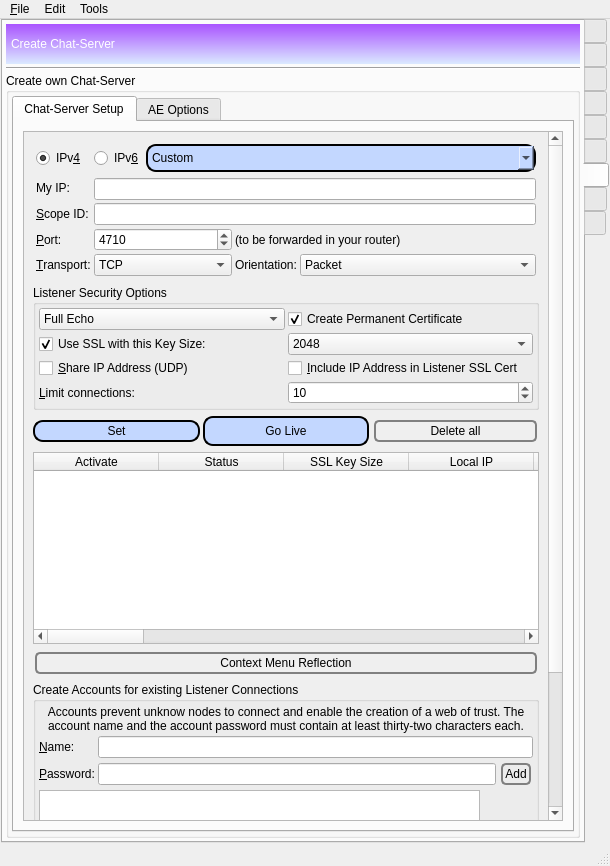
xloem/spot-on-svn, file GoldBug-UI/controlcenter.ui: the form before one commit.
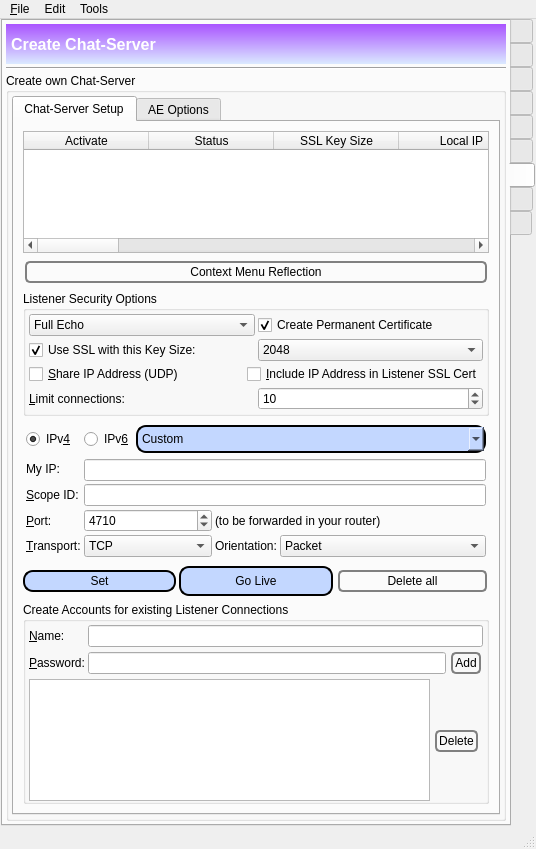
The form after the commit. The open tabs and pages were chosen to show the change. Icons and pictures are not drawn. Custom widgets are drawn as their Qt base class.

The edit to the form file:
```diff
--- a/GoldBug-UI/controlcenter.ui
+++ b/GoldBug-UI/controlcenter.ui
@@ -6,8 +6,8 @@
    <rect>
     <x>0</x>
     <y>0</y>
-    <width>610</width>
-    <height>866</height>
+    <width>536</width>
+    <height>849</height>
    </rect>
   </property>
   <property name="windowTitle">
@@ -4988,6 +4988,13 @@
             <height>40</height>
            </size>
           </property>
+          <property name="font">
+           <font>
+            <pointsize>12</pointsize>
+            <weight>75</weight>
+            <bold>true</bold>
+           </font>
+          </property>
           <property name="styleSheet">
            <string notr="true">background-color: qlineargradient(spread:reflect, x1:0.023, y1:0.988636, x2:0.028, y2:0.011, stop:0 rgba(218, 232, 255, 255), stop:1 rgba(170, 85, 255, 255));
 color: rgb(255, 255, 255);</string>
@@ -5026,8 +5033,8 @@
              </property>
              <property name="iconSize">
               <size>
-               <width>32</width>
-               <height>32</height>
+               <width>40</width>
+               <height>40</height>
               </size>
              </property>
              <widget class="QWidget" name="tab_9">
@@ -5040,20 +5047,341 @@
               </attribute>
               <layout class="QVBoxLayout" name="verticalLayout_30">
                <item>
-                <widget class="QScrollArea" name="scrollArea">
-                 <property name="widgetResizable">
+                <widget class="QTableWidget" name="listeners">
+                 <property name="verticalScrollBarPolicy">
+                  <enum>Qt::ScrollBarAlwaysOff</enum>
+                 </property>
+                 <property name="horizontalScrollBarPolicy">
+                  <enum>Qt::ScrollBarAsNeeded</enum>
+                 </property>
+                 <property name="alternatingRowColors">
                   <bool>true</bool>
                  </property>
-                 <widget class="QWidget" name="scrollAreaWidgetContents_2">
-                  <property name="geometry">
-                   <rect>
-                    <x>0</x>
-                    <y>0</y>
-                    <width>553</width>
-                    <height>953</height>
-                   </rect>
-                  </property>
-                  <layout class="QVBoxLayout" name="verticalLayout_38">
+                 <property name="selectionMode">
+                  <enum>QAbstractItemView::SingleSelection</enum>
+                 </property>
+                 <property name="selectionBehavior">
+                  <enum>QAbstractItemView::SelectRows</enum>
+                 </property>
+                 <property name="horizontalScrollMode">
+                  <enum>QAbstractItemView::ScrollPerPixel</enum>
+                 </property>
+                 <property name="sortingEnabled">
+                  <bool>true</bool>
+                 </property>
+                 <attribute name="horizontalHeaderDefaultSectionSize">
+                  <number>125</number>
+                 </attribute>
+                 <attribute name="horizontalHeaderMinimumSectionSize">
+                  <number>125</number>
+                 </attribute>
+                 <attribute name="horizontalHeaderShowSortIndicator" stdset="0">
+                  <bool>true</bool>
+                 </attribute>
+                 <attribute name="horizontalHeaderStretchLastSection">
+                  <bool>true</bool>
+                 </attribute>
+                 <attribute name="verticalHeaderMinimumSectionSize">
+                  <number>17</number>
+                 </attribute>
+                 <column>
+                  <property name="text">
+                   <string>Activate</string>
+                  </property>
+                 </column>
+                 <column>
+                  <property name="text">
+                   <string>Status</string>
+                  </property>
+                 </column>
+                 <column>
+                  <property name="text">
+                   <string>SSL Key Size</string>
+                  </property>
+                 </column>
+                 <column>
+                  <property name="text">
+                   <string>Local IP</string>
+                  </property>
+                 </column>
+                 <column>
+                  <property name="text">
+                   <string>Local Port</string>
+                  </property>
+                 </column>
+                 <column>
+                  <property name="text">
+                   <string>Scope ID</string>
+                  </property>
+                 </column>
+                 <column>
+                  <property name="text">
+                   <string>Protocol</string>
+                  </property>
+                 </column>
+                 <column>
+                  <property name="text">
+                   <string>External IP</string>
+                  </property>
+                 </column>
+                 <column>
+                  <property name="text">
+                   <string>External Port</string>
+                  </property>
+                 </column>
+                 <column>
+                  <property name="text">
+                   <string>Connections</string>
+                  </property>
+                 </column>
+                 <column>
+                  <property name="text">
+                   <string>Max. Conn.</string>
+                  </property>
+                 </column>
+                 <column>
+                  <property name="text">
+                   <string>Echo Mode</string>
+                  </property>
+                 </column>
+                 <column>
+                  <property name="text">
+                   <string>Use Accounts</string>
+                  </property>
+                 </column>
+                 <column>
+                  <property name="text">
+                   <string>Max. Buffer Size (Bytes)</string>
+                  </property>
+                 </column>
+                 <column>
+                  <property name="text">
+                   <string>Max. Content Length (Bytes)</string>
+                  </property>
+                 </column>
+                 <column>
+                  <property name="text">
+                   <string>Transport</string>
+                  </property>
+                 </column>
+                 <column>
+                  <property name="text">
+                   <string>Share Address</string>
+                  </property>
+                 </column>
+                 <column>
+                  <property name="text">
+                   <string>Certificate SHA-512 Hash</string>
+                  </property>
+                 </column>
+                 <column>
+                  <property name="text">
+                   <string>Orientation</string>
+                  </property>
+                 </column>
+                 <column>
+                  <property name="text">
+                   <string>OID</string>
+                  </property>
+                 </column>
+                </widget>
+               </item>
+               <item>
+                <widget class="QPushButton" name="listenersActionMenu">
+                 <property name="toolTip">
+                  <string>Right mouse context menu as a button for tablets.</string>
+                 </property>
+                 <property name="styleSheet">
+                  <string notr="true">QPushButton {
+ border: 2px solid gray;
+ background-color: qlineargradient(x1: 0, y1: 0, x2: 0, y2: 1,
+                                   stop: 0 #E0E0E0, stop: 1 #FFFFFF);
+ border-radius: 5px;
+ margin: 2px;
+ padding: 2px;
+ }
+
+
+
+
+QPushButton:hover { 
+background-color: qlineargradient(x1: 0, y1: 0, x2: 0, y2: 1,
+                                   stop: 0 rgb(254,229,172), stop: 1 #FFFFFF);
+background-position: top center; } 
+
+
+
+QPushButton:pressed {
+     background-color: darkgrey;
+     border-style: inset;
+ }
+</string>
+                 </property>
+                 <property name="text">
+                  <string>Context Menu Reflection</string>
+                 </property>
+                </widget>
+               </item>
+               <item>
+                <widget class="QGroupBox" name="groupBox_5">
+                 <property name="title">
+                  <string>Listener Security Options</string>
+                 </property>
+                 <layout class="QVBoxLayout" name="verticalLayout_40">
+                  <property name="spacing">
+                   <number>3</number>
+                  </property>
+                  <property name="leftMargin">
+                   <number>3</number>
+                  </property>
+                  <property name="topMargin">
+                   <number>3</number>
+                  </property>
+                  <property name="rightMargin">
+                   <number>3</number>
+                  </property>
+                  <property name="bottomMargin">
+                   <number>3</number>
+                  </property>
+                  <item>
+                   <layout class="QHBoxLayout" name="horizontalLayout_65">
+                    <property name="topMargin">
+                     <number>0</number>
+                    </property>
+                    <item>
+                     <widget class="QComboBox" name="listenersEchoMode">
+                      <property name="sizeAdjustPolicy">
+                       <enum>QComboBox::AdjustToContents</enum>
+                      </property>
+                      <item>
+                       <property name="text">
+                        <string>Full Echo</string>
+                       </property>
+                      </item>
+                      <item>
+                       <property name="text">
+                        <string>Half Echo</string>
+                       </property>
+                      </item>
+                     </widget>
+                    </item>
+                    <item>
+                     <widget class="QCheckBox" name="permanentCertificate">
+                      <property name="toolTip">
+                       <string>&lt;html&gt;&lt;head/&gt;&lt;body&gt;&lt;p&gt;Create a Permanent Certificate, which identifies, &lt;/p&gt;&lt;p&gt;when an unknown neighbor connects &lt;/p&gt;&lt;p&gt;and the cert is different from the known. &lt;/p&gt;&lt;/body&gt;&lt;/html&gt;</string>
+                      </property>
+                      <property name="text">
+                       <string>Create Permanent Certificate</string>
+                      </property>
+                      <property name="checked">
+                       <bool>true</bool>
+                      </property>
+                     </widget>
+                    </item>
+                   </layout>
+                  </item>
+                  <item>
+                   <layout class="QHBoxLayout" name="horizontalLayout_37">
+                    <property name="topMargin">
+                     <number>0</number>
+                    </property>
+                    <item>
+                     <widget class="QCheckBox" name="sslListener">
+                      <property name="toolTip">
+                       <string>&lt;html&gt;&lt;head/&gt;&lt;body&gt;&lt;p&gt;Create and use always 2 listeners / ports for both: SSL (HTTPS) and non-SSL (HTTP) incoming connections.&lt;/p&gt;&lt;/body&gt;&lt;/html&gt;</string>
+                      </property>
+                      <property name="text">
+                       <string>Use SSL with this Key Size: </string>
+                      </property>
+                      <property name="checked">
+                       <bool>true</bool>
+                      </property>
+                     </widget>
+                    </item>
+                    <item>
+                     <widget class="QComboBox" name="listenerKeySize">
+                      <property name="sizeAdjustPolicy">
+                       <enum>QComboBox::AdjustToContents</enum>
+                      </property>
+                      <item>
+                       <property name="text">
+                        <string>2048</string>
+                       </property>
+                      </item>
+                      <item>
+                       <property name="text">
+                        <string>3072</string>
+                       </property>
+                      </item>
+                      <item>
+                       <property name="text">
+                        <string>4096</string>
+                       </property>
+                      </item>
+                     </widget>
+                    </item>
+                   </layout>
+                  </item>
+                  <item>
+                   <layout class="QHBoxLayout" name="horizontalLayout_66">
+                    <property name="topMargin">
+                     <number>0</number>
+                    </property>
+                    <item>
+                     <widget class="QCheckBox" name="listenerShareAddress">
+                      <property name="text">
+                       <string>&amp;Share IP Address (UDP)</string>
+                      </property>
+                     </widget>
+                    </item>
+                    <item>
+                     <widget class="QCheckBox" name="recordIPAddress">
+                      <property name="toolTip">
+                       <string>&lt;html&gt;&lt;head/&gt;&lt;body&gt;&lt;p&gt;Record the current external IP address in the listener's certificate. Please do not use this option if you have a dynamic IP address.&lt;/p&gt;&lt;/body&gt;&lt;/html&gt;</string>
+                      </property>
+                      <property name="text">
+                       <string>&amp;Include IP Address in Listener SSL Cert</string>
+                      </property>
+                     </widget>
+                    </item>
+                   </layout>
+                  </item>
+                  <item>
+                   <layout class="QHBoxLayout" name="horizontalLayout_67">
+                    <property name="topMargin">
+                     <number>0</number>
+                    </property>
+                    <item>
+                     <widget class="QLabel" name="label_87">
+                      <property name="text">
+                       <string>&amp;Limit connections:</string>
+                      </property>
+                      <property name="buddy">
+                       <cstring>limitConnections</cstring>
+                      </property>
+                     </widget>
+                    </item>
+                    <item>
+                     <widget class="QSpinBox" name="limitConnections">
+                      <property name="toolTip">
+                       <string>Limit the number of connections per client IP address.</string>
+                      </property>
+                      <property name="minimum">
+                       <number>1</number>
+                      </property>
+                      <property name="maximum">
+                       <number>50</number>
+                      </property>
+                      <property name="value">
+                       <number>10</number>
+                      </property>
+                     </widget>
+                    </item>
+                   </layout>
+                  </item>
+                 </layout>
+                </widget>
+               </item>
                    <item>
                     <layout class="QGridLayout" name="gridLayout_2">
                      <property name="margin">
@@ -5232,157 +5560,6 @@
                      </item>
                     </layout>
                    </item>
-                   <item>
-                    <widget class="QGroupBox" name="groupBox_5">
-                     <property name="title">
-                      <string>Listener Security Options</string>
-                     </property>
-                     <layout class="QVBoxLayout" name="verticalLayout_40">
-                      <property name="spacing">
-                       <number>3</number>
-                      </property>
-                      <property name="margin">
-                       <number>3</number>
-                      </property>
-                      <item>
-                       <layout class="QHBoxLayout" name="horizontalLayout_65">
-                        <property name="topMargin">
-                         <number>0</number>
-                        </property>
-                        <item>
-                         <widget class="QComboBox" name="listenersEchoMode">
-                          <property name="sizeAdjustPolicy">
-                           <enum>QComboBox::AdjustToContents</enum>
-                          </property>
-                          <item>
-                           <property name="text">
-                            <string>Full Echo</string>
-                           </property>
-                          </item>
-                          <item>
-                           <property name="text">
-                            <string>Half Echo</string>
-                           </property>
-                          </item>
-                         </widget>
-                        </item>
-                        <item>
-                         <widget class="QCheckBox" name="permanentCertificate">
-                          <property name="toolTip">
-                           <string>&lt;html&gt;&lt;head/&gt;&lt;body&gt;&lt;p&gt;Create a Permanent Certificate, which identifies, &lt;/p&gt;&lt;p&gt;when an unknown neighbor connects &lt;/p&gt;&lt;p&gt;and the cert is different from the known. &lt;/p&gt;&lt;/body&gt;&lt;/html&gt;</string>
-                          </property>
-                          <property name="text">
-                           <string>Create Permanent Certificate</string>
-                          </property>
-                          <property name="checked">
-                           <bool>true</bool>
-                          </property>
-                         </widget>
-                        </item>
-                       </layout>
-                      </item>
-                      <item>
-                       <layout class="QHBoxLayout" name="horizontalLayout_37">
-                        <property name="topMargin">
-                         <number>0</number>
-                        </property>
-                        <item>
-                         <widget class="QCheckBox" name="sslListener">
-                          <property name="toolTip">
-                           <string>&lt;html&gt;&lt;head/&gt;&lt;body&gt;&lt;p&gt;Create and use always 2 listeners / ports for both: SSL (HTTPS) and non-SSL (HTTP) incoming connections.&lt;/p&gt;&lt;/body&gt;&lt;/html&gt;</string>
-                          </property>
-                          <property name="text">
-                           <string>Use SSL with this Key Size: </string>
-                          </property>
-                          <property name="checked">
-                           <bool>true</bool>
-                          </property>
-                         </widget>
-                        </item>
-                        <item>
-                         <widget class="QComboBox" name="listenerKeySize">
-                          <property name="sizeAdjustPolicy">
-                           <enum>QComboBox::AdjustToContents</enum>
-                          </property>
-                          <item>
-                           <property name="text">
-                            <string>2048</string>
-                           </property>
-                          </item>
-                          <item>
-                           <property name="text">
-                            <string>3072</string>
-                           </property>
-                          </item>
-                          <item>
-                           <property name="text">
-                            <string>4096</string>
-                           </property>
-                          </item>
-                         </widget>
-                        </item>
-                       </layout>
-                      </item>
-                      <item>
-                       <layout class="QHBoxLayout" name="horizontalLayout_66">
-                        <property name="topMargin">
-                         <number>0</number>
-                        </property>
-                        <item>
-                         <widget class="QCheckBox" name="listenerShareAddress">
-                          <property name="text">
-                           <string>&amp;Share IP Address (UDP)</string>
-                          </property>
-                         </widget>
-                        </item>
-                        <item>
-                         <widget class="QCheckBox" name="recordIPAddress">
-                          <property name="toolTip">
-                           <string>&lt;html&gt;&lt;head/&gt;&lt;body&gt;&lt;p&gt;Record the current external IP address in the listener's certificate. Please do not use this option if you have a dynamic IP address.&lt;/p&gt;&lt;/body&gt;&lt;/html&gt;</string>
-                          </property>
-                          <property name="text">
-                           <string>&amp;Include IP Address in Listener SSL Cert</string>
-                          </property>
-                         </widget>
-                        </item>
-                       </layout>
-                      </item>
-                      <item>
-                       <layout class="QHBoxLayout" name="horizontalLayout_67">
-                        <property name="topMargin">
-                         <number>0</number>
-                        </property>
-                        <item>
-                         <widget class="QLabel" name="label_87">
-                          <property name="text">
-                           <string>&amp;Limit connections:</string>
-                          </property>
-                          <property name="buddy">
-                           <cstring>limitConnections</cstring>
-                          </property>
-                         </widget>
-                        </item>
-                        <item>
-                         <widget class="QSpinBox" name="limitConnections">
-                          <property name="toolTip">
-                           <string>Limit the number of connections per client IP address.</string>
-                          </property>
-                          <property name="minimum">
-                           <number>1</number>
-                          </property>
-                          <property name="maximum">
-                           <number>50</number>
-                          </property>
-                          <property name="value">
-                           <number>10</number>
-                          </property>
-                         </widget>
-                        </item>
-                       </layout>
-                      </item>
-                     </layout>
-                    </widget>
-                   </item>
                    <item>
                     <layout class="QHBoxLayout" name="horizontalLayout">
                      <property name="spacing">
@@ -5502,182 +5679,6 @@
                      </item>
                     </layout>
                    </item>
-                   <item>
-                    <widget class="QTableWidget" name="listeners">
-                     <property name="verticalScrollBarPolicy">
-                      <enum>Qt::ScrollBarAlwaysOff</enum>
-                     </property>
-                     <property name="horizontalScrollBarPolicy">
-                      <enum>Qt::ScrollBarAsNeeded</enum>
-                     </property>
-                     <property name="alternatingRowColors">
-                      <bool>true</bool>
-                     </property>
-                     <property name="selectionMode">
-                      <enum>QAbstractItemView::SingleSelection</enum>
-                     </property>
-                     <property name="selectionBehavior">
-                      <enum>QAbstractItemView::SelectRows</enum>
-                     </property>
-                     <property name="horizontalScrollMode">
-                      <enum>QAbstractItemView::ScrollPerPixel</enum>
-                     </property>
-                     <property name="sortingEnabled">
-                      <bool>true</bool>
-                     </property>
-                     <attribute name="horizontalHeaderDefaultSectionSize">
-                      <number>125</number>
-                     </attribute>
-                     <attribute name="horizontalHeaderMinimumSectionSize">
-                      <number>125</number>
-                     </attribute>
-                     <attribute name="horizontalHeaderShowSortIndicator" stdset="0">
-                      <bool>true</bool>
-                     </attribute>
-                     <attribute name="horizontalHeaderStretchLastSection">
-                      <bool>true</bool>
-                     </attribute>
-                     <attribute name="verticalHeaderMinimumSectionSize">
-                      <number>17</number>
-                     </attribute>
-                     <column>
-                      <property name="text">
-                       <string>Activate</string>
-                      </property>
-                     </column>
-                     <column>
-                      <property name="text">
-                       <string>Status</string>
-                      </property>
-                     </column>
-                     <column>
-                      <property name="text">
-                       <string>SSL Key Size</string>
-                      </property>
-                     </column>
-                     <column>
-                      <property name="text">
-                       <string>Local IP</string>
-                      </property>
-                     </column>
-                     <column>
-                      <property name="text">
-                       <string>Local Port</string>
-                      </property>
-                     </column>
-                     <column>
-                      <property name="text">
-                       <string>Scope ID</string>
-                      </property>
-                     </column>
-                     <column>
-                      <property name="text">
-                       <string>Protocol</string>
-                      </property>
-                     </column>
-                     <column>
-                      <property name="text">
-                       <string>External IP</string>
-                      </property>
-                     </column>
-                     <column>
-                      <property name="text">
-                       <string>External Port</string>
-                      </property>
-                     </column>
-                     <column>
-                      <property name="text">
-                       <string>Connections</string>
-                      </property>
-                     </column>
-                     <column>
-                      <property name="text">
-                       <string>Max. Conn.</string>
-                      </property>
-                     </column>
-                     <column>
-                      <property name="text">
-                       <string>Echo Mode</string>
-                      </property>
-                     </column>
-                     <column>
-                      <property name="text">
-                       <string>Use Accounts</string>
-                      </property>
-                     </column>
-                     <column>
-                      <property name="text">
-                       <string>Max. Buffer Size (Bytes)</string>
-                      </property>
-                     </column>
-                     <column>
-                      <property name="text">
-                       <string>Max. Content Length (Bytes)</string>
-                      </property>
-                     </column>
-                     <column>
-                      <property name="text">
-                       <string>Transport</string>
-                      </property>
-                     </column>
-                     <column>
-                      <property name="text">
-                       <string>Share Address</string>
-                      </property>
-                     </column>
-                     <column>
-                      <property name="text">
-                       <string>Certificate SHA-512 Hash</string>
-                      </property>
-                     </column>
-                     <column>
-                      <property name="text">
-                       <string>Orientation</string>
-                      </property>
-                     </column>
-                     <column>
-                      <property name="text">
-                       <string>OID</string>
-                      </property>
-                     </column>
-                    </widget>
-                   </item>
-                   <item>
-                    <widget class="QPushButton" name="listenersActionMenu">
-                     <property name="toolTip">
-                      <string>Right mouse context menu as a button for tablets.</string>
-                     </property>
-                     <property name="styleSheet">
-                      <string notr="true">QPushButton {
- border: 2px solid gray;
- background-color: qlineargradient(x1: 0, y1: 0, x2: 0, y2: 1,
-                                   stop: 0 #E0E0E0, stop: 1 #FFFFFF);
- border-radius: 5px;
- margin: 2px;
- padding: 2px;
- }
-
-
-
-
-QPushButton:hover { 
-background-color: qlineargradient(x1: 0, y1: 0, x2: 0, y2: 1,
-                                   stop: 0 rgb(254,229,172), stop: 1 #FFFFFF);
-background-position: top center; } 
-
-
-
-QPushButton:pressed {
-     background-color: darkgrey;
-     border-style: inset;
- }
-</string>
-                     </property>
-                     <property name="text">
-                      <string>Context Menu Reflection</string>
-                     </property>
-                    </widget>
-                   </item>
                    <item>
                     <widget class="QGroupBox" name="accountsGB">
                      <property name="title">
@@ -5704,10 +5705,10 @@
                         <property name="spacing">
                          <number>3</number>
                         </property>
-                        <item row="1" column="1">
+                    <item row="0" column="1">
                          <widget class="QLineEdit" name="accountName"/>
                         </item>
-                        <item row="1" column="0">
+                    <item row="0" column="0">
                          <widget class="QLabel" name="label_47">
                           <property name="text">
                            <string>&amp;Name:</string>
@@ -5717,7 +5718,7 @@
                           </property>
                          </widget>
                         </item>
-                        <item row="2" column="1">
+                    <item row="1" column="1">
                          <layout class="QHBoxLayout" name="horizontalLayout_35">
                           <property name="topMargin">
                            <number>0</number>
@@ -5764,7 +5765,7 @@
                           </item>
                          </layout>
                         </item>
-                        <item row="2" column="0">
+                    <item row="1" column="0">
                          <widget class="QLabel" name="label_48">
                           <property name="text">
                            <string>&amp;Password:</string>
@@ -5774,19 +5775,6 @@
                           </property>
                          </widget>
                         </item>
-                        <item row="0" column="0" colspan="2">
-                         <widget class="QLabel" name="label_66">
-                          <property name="text">
-                           <string>&lt;html&gt;&lt;head/&gt;&lt;body&gt;Accounts prevent unknow nodes to connect and enable the creation of a web of trust. The account name and the account password must contain at least thirty-two characters each.&lt;/body&gt;&lt;/html&gt;</string>
-                          </property>
-                          <property name="alignment">
-                           <set>Qt::AlignCenter</set>
-                          </property>
-                          <property name="wordWrap">
-                           <bool>true</bool>
-                          </property>
-                         </widget>
-                        </item>
                        </layout>
                       </item>
                       <item>
@@ -5859,10 +5847,6 @@
                    </item>
                   </layout>
                  </widget>
-                </widget>
-               </item>
-              </layout>
-             </widget>
              <widget class="QWidget" name="tab_13">
               <attribute name="icon">
                <iconset resource="../Icons/icons.qrc">
@@ -9339,8 +9323,8 @@
     <rect>
      <x>0</x>
      <y>0</y>
-     <width>610</width>
-     <height>25</height>
+     <width>536</width>
+     <height>31</height>
     </rect>
    </property>
    <widget class="QMenu" name="menu_File">
```
Left out of the diff: 1113 changed lines with no effect on the pictures. Lines whose indentation alone changed are shown as unchanged.
